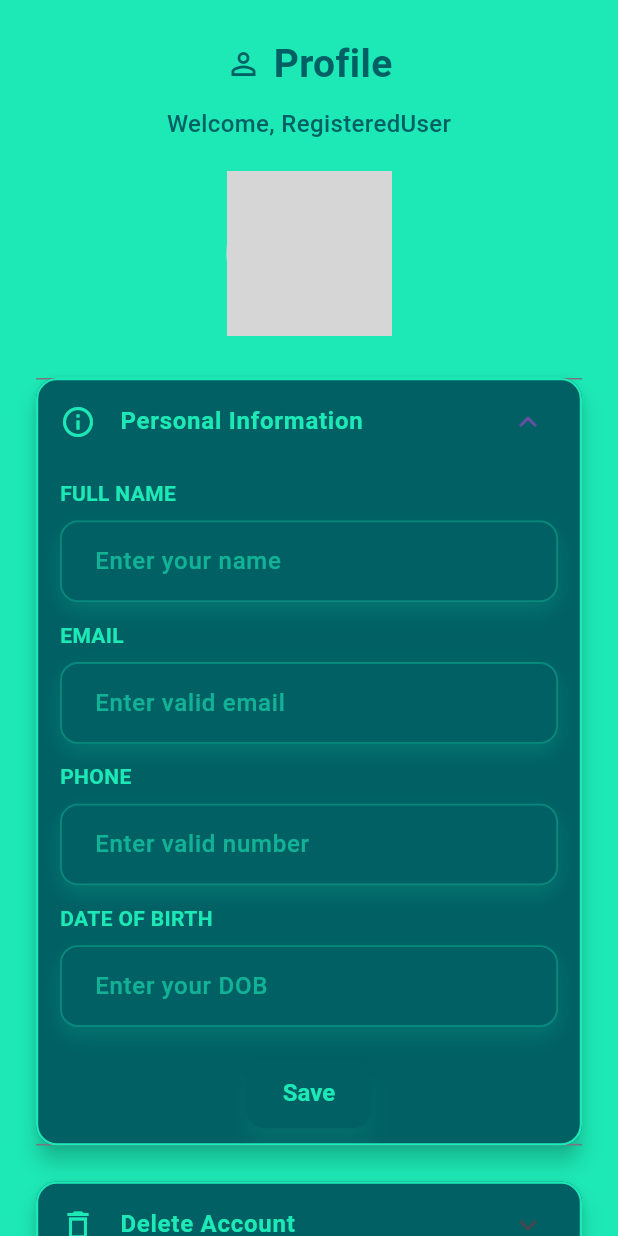
After one commit to GayathriAravind1986/sentinixEcommerce, a Flutter app: the ProfileScreen screen opened directly, after a tap on "Logout", after a tap on "Personal Information", on a phone screen of 412 x 824 dp. The commit adds this screen. Run offline on Flutter 3.47's test engine with Material 3 defaults, Android fonts, the phone set to English and light mode, and no system bars; drawn by our look-alikes of overlay_support; our stand-ins replace dio, flutter_bloc, image_picker, intl_phone_field, shared_preferences, slide_to_act; accounts and stored records are empty; Roboto replaces fonts that are missing (Montserrat); project files that could hold a hidden picture were left out; grey boxes are pictures that could not be loaded.

Commit message:
Profile page

```diff
--- /dev/null
+++ b/lib/UI/Profile/personal_info_section.dart
@@ -0,0 +1,135 @@
+import 'package:flutter/material.dart';
+import 'package:sentinix_ecommerce/Reusable/text_styles.dart';
+import 'package:sentinix_ecommerce/Reusable/space.dart';
+import 'package:sentinix_ecommerce/Reusable/color.dart';
+
+class PersonalInfoSection extends StatefulWidget {
+  const PersonalInfoSection({super.key});
+
+  @override
+  State<PersonalInfoSection> createState() => _PersonalInfoSectionState();
+}
+
+class _PersonalInfoSectionState extends State<PersonalInfoSection> {
+  final _formKey = GlobalKey<FormState>();
+
+  final TextEditingController _nameController = TextEditingController();
+  final TextEditingController _emailController = TextEditingController();
+  final TextEditingController _phoneController = TextEditingController();
+  final TextEditingController _dobController = TextEditingController();
+
+  @override
+  Widget build(BuildContext context) {
+    return Form(
+      key: _formKey,
+      child: Column(
+        children: [
+          _buildInputField(
+              label: 'FULL NAME',
+              controller: _nameController,
+              hint: 'Enter your name',
+              validator: (value) {
+                if (value == null || value.isEmpty) return 'Please enter Full Name';
+                return null;
+              }),
+          verticalSpace(height: 12),
+          _buildInputField(
+              label: 'EMAIL',
+              controller: _emailController,
+              hint: 'Enter valid email',
+              keyboardType: TextInputType.emailAddress,
+              validator: (value) {
+                if (value == null || value.isEmpty) return 'Please enter Email';
+                final emailRegex = RegExp(r'^[\w-\.]+@([\w-]+\.)+[\w-]{2,4}$');
+                return emailRegex.hasMatch(value) ? null : 'Enter valid email';
+              }),
+          verticalSpace(height: 12),
+          _buildInputField(
+              label: 'PHONE',
+              controller: _phoneController,
+              hint: 'Enter valid number',
+              keyboardType: TextInputType.phone,
+              validator: (value) {
+                if (value == null || value.isEmpty) return 'Please enter Phone';
+                if (!RegExp(r'^\d{10}$').hasMatch(value)) return 'Enter 10-digit number';
+                return null;
+              }),
+          verticalSpace(height: 12),
+          _buildInputField(
+              label: 'DATE OF BIRTH',
+              controller: _dobController,
+              hint: 'Enter your DOB',
+              validator: (value) {
+                if (value == null || value.isEmpty) return 'Please enter DOB';
+                return null;
+              }),
+          verticalSpace(height: 20),
+          ElevatedButton(
+            onPressed: () {
+              if (_formKey.currentState!.validate()) {
+                ScaffoldMessenger.of(context).showSnackBar(
+                  const SnackBar(content: Text("Profile Updated!")),
+                );
+              }
+            },
+            style: ElevatedButton.styleFrom(
+              backgroundColor: appSecondaryColor,
+              foregroundColor: appPrimaryColor,
+              padding: const EdgeInsets.symmetric(horizontal: 24, vertical: 14),
+              shape: RoundedRectangleBorder(borderRadius: BorderRadius.circular(12)),
+              textStyle: const TextStyle(fontSize: 16, fontWeight: FontWeight.bold),
+              elevation: 6,
+              shadowColor: appPrimaryColor.withOpacity(0.3),
+            ),
+            child: const Text('Save'),
+          )
+        ],
+      ),
+    );
+  }
+
+  Widget _buildInputField({
+    required String label,
+    required TextEditingController controller,
+    required String hint,
+    TextInputType keyboardType = TextInputType.text,
+    String? Function(String?)? validator,
+  }) {
+    return Column(
+      crossAxisAlignment: CrossAxisAlignment.start,
+      children: [
+        Text(label, style: MyTextStyle.f14(appPrimaryColor, weight: FontWeight.w600)),
+        verticalSpace(height: 8),
+        Container(
+          decoration: BoxDecoration(
+            color: appSecondaryColor,
+            borderRadius: BorderRadius.circular(12),
+            border: Border.all(color: appPrimaryColor.withOpacity(0.3), width: 1.2),
+            boxShadow: [
+              BoxShadow(
+                color: appPrimaryColor.withOpacity(0.15),
+                blurRadius: 10,
+                offset: const Offset(0, 6),
+              ),
+            ],
+          ),
+          child: TextFormField(
+            controller: controller,
+            keyboardType: keyboardType,
+            style: MyTextStyle.f16(appPrimaryColor),
+            validator: validator,
+            decoration: InputDecoration(
+              hintText: hint,
+              hintStyle: TextStyle(color: appPrimaryColor.withOpacity(0.6)),
+              border: OutlineInputBorder(
+                borderRadius: BorderRadius.circular(12),
+                borderSide: BorderSide.none,
+              ),
+              contentPadding: const EdgeInsets.symmetric(horizontal: 18, vertical: 14),
+            ),
+          ),
+        ),
+      ],
+    );
+  }
+}
--- /dev/null
+++ b/lib/UI/Profile/profile_screen.dart
@@ -0,0 +1,192 @@
+import 'package:flutter/material.dart';
+import 'package:image_picker/image_picker.dart';
+import 'dart:io';
+import 'package:sentinix_ecommerce/Reusable/color.dart';
+import 'package:sentinix_ecommerce/Reusable/image.dart';
+import 'package:sentinix_ecommerce/Reusable/text_styles.dart';
+import 'package:sentinix_ecommerce/Reusable/space.dart';
+import 'package:sentinix_ecommerce/UI/profile/profile_section_tile.dart';
+import 'package:sentinix_ecommerce/UI/profile/personal_info_section.dart';
+
+class ProfileScreen extends StatefulWidget {
+  const ProfileScreen({super.key});
+
+  @override
+  State<ProfileScreen> createState() => _ProfileScreenState();
+}
+
+class _ProfileScreenState extends State<ProfileScreen> {
+  File? _image;
+  final ImagePicker _picker = ImagePicker();
+  final String username = "RegisteredUser";
+
+  Future<void> _pickImage() async {
+    final pickedFile = await _picker.pickImage(source: ImageSource.gallery);
+    if (pickedFile != null) {
+      setState(() => _image = File(pickedFile.path));
+    }
+  }
+
+  Widget _buildConfirmationCard({
+    required String text,
+    required String confirmText,
+    required VoidCallback onConfirm,
+    required VoidCallback onCancel,
+    required IconData icon,
+  }) {
+    return Card(
+      elevation: 10,
+      color: appSecondaryColor,
+      shape: RoundedRectangleBorder(
+        borderRadius: BorderRadius.circular(16),
+        side: BorderSide(color: appPrimaryColor, width: 2),
+      ),
+      child: Padding(
+        padding: const EdgeInsets.all(20),
+        child: Column(
+          children: [
+            Text(
+              text,
+              style: MyTextStyle.f16(appPrimaryColor, weight: FontWeight.bold),
+              textAlign: TextAlign.center,
+            ),
+            verticalSpace(height: 16),
+            Row(
+              mainAxisAlignment: MainAxisAlignment.spaceEvenly,
+              children: [
+                ElevatedButton.icon(
+                  onPressed: onConfirm,
+                  style: ElevatedButton.styleFrom(
+                    backgroundColor: appPrimaryColor,
+                    foregroundColor: appSecondaryColor,
+                    padding: const EdgeInsets.symmetric(horizontal: 20, vertical: 12),
+                    shape: RoundedRectangleBorder(borderRadius: BorderRadius.circular(10)),
+                    elevation: 4,
+                    textStyle: const TextStyle(fontWeight: FontWeight.bold),
+                  ),
+                  icon: Icon(icon),
+                  label: Text(confirmText),
+                ),
+                ElevatedButton.icon(
+                  onPressed: onCancel,
+                  style: ElevatedButton.styleFrom(
+                    backgroundColor: appPrimaryColor,
+                    foregroundColor: appSecondaryColor,
+                    padding: const EdgeInsets.symmetric(horizontal: 20, vertical: 12),
+                    shape: RoundedRectangleBorder(borderRadius: BorderRadius.circular(10)),
+                    elevation: 4,
+                    textStyle: const TextStyle(fontWeight: FontWeight.bold),
+                  ),
+                  icon: const Icon(Icons.cancel),
+                  label: const Text("Cancel"),
+                ),
+              ],
+            ),
+          ],
+        ),
+      ),
+    );
+  }
+
+  @override
+  Widget build(BuildContext context) {
+    return Scaffold(
+      backgroundColor: appPrimaryColor,
+      body: SafeArea(
+        child: SingleChildScrollView(
+          padding: const EdgeInsets.symmetric(horizontal: 20, vertical: 24),
+          child: Column(
+            crossAxisAlignment: CrossAxisAlignment.center,
+            children: [
+              Row(
+                mainAxisAlignment: MainAxisAlignment.center,
+                children: [
+                  Icon(Icons.person_outline, color: appSecondaryColor),
+                  horizontalSpace(width: 8),
+                  Text(
+                    'Profile',
+                    style: MyTextStyle.f26(appSecondaryColor),
+                  ),
+                ],
+              ),
+              verticalSpace(height: 10),
+              Text(
+                'Welcome, $username',
+                style: MyTextStyle.f16(appSecondaryColor),
+              ),
+              verticalSpace(height: 20),
+              Stack(
+                alignment: Alignment.bottomRight,
+                children: [
+                  CircleAvatar(
+                    radius: 55,
+                    backgroundImage: _image != null
+                        ? FileImage(_image!)
+                        : AssetImage(Images.profileIcon) as ImageProvider,
+                  ),
+                  CircleAvatar(
+                    radius: 18,
+                    backgroundColor: appPrimaryColor,
+                    child: IconButton(
+                      icon: const Icon(Icons.edit, size: 18, color: appSecondaryColor),
+                      onPressed: _pickImage,
+                    ),
+                  ),
+                ],
+              ),
+              verticalSpace(height: 24),
+              AnimatedContainer(
+                duration: const Duration(milliseconds: 300),
+                curve: Curves.easeInOut,
+                child: ProfileSectionTile(
+                  title: 'Personal Information',
+                  icon: Icons.info_outline,
+                  child: const PersonalInfoSection(),
+                ),
+              ),
+              verticalSpace(height: 16),
+              AnimatedContainer(
+                duration: const Duration(milliseconds: 300),
+                curve: Curves.easeInOut,
+                child: ProfileSectionTile(
+                  title: 'Delete Account',
+                  icon: Icons.delete_outline,
+                  child: _buildConfirmationCard(
+                    text: 'Are you sure you want to delete your account permanently?',
+                    confirmText: 'Delete',
+                    icon: Icons.delete_outline,
+                    onConfirm: () {},
+                    onCancel: () {},
+                  ),
+                ),
+              ),
+              verticalSpace(height: 16),
+              AnimatedContainer(
+                duration: const Duration(milliseconds: 300),
+                curve: Curves.easeInOut,
+                child: ProfileSectionTile(
+                  title: 'Logout',
+                  icon: Icons.logout,
+                  child: _buildConfirmationCard(
+                    text: 'Do you want to logout from your account?',
+                    confirmText: 'Logout',
+                    icon: Icons.logout,
+                    onConfirm: () {},
+                    onCancel: () {},
+                  ),
+                ),
+              ),
+            ],
+          ),
+        ),
+      ),
+    );
+  }
+}
+
+void main() {
+  runApp(const MaterialApp(
+    debugShowCheckedModeBanner: false,
+    home: ProfileScreen(),
+  ));
+}
--- /dev/null
+++ b/lib/UI/Profile/profile_section_tile.dart
@@ -0,0 +1,52 @@
+import 'package:flutter/material.dart';
+import 'package:sentinix_ecommerce/Reusable/color.dart';
+import 'package:sentinix_ecommerce/Reusable/text_styles.dart';
+
+class ProfileSectionTile extends StatefulWidget {
+  final String title;
+  final Widget child;
+  final IconData icon;
+
+  const ProfileSectionTile({
+    super.key,
+    required this.title,
+    required this.child,
+    required this.icon,
+  });
+
+  @override
+  State<ProfileSectionTile> createState() => _ProfileSectionTileState();
+}
+
+class _ProfileSectionTileState extends State<ProfileSectionTile> {
+  bool _expanded = false;
+
+  @override
+  Widget build(BuildContext context) {
+    return Card(
+      elevation: 6,
+      color: appSecondaryColor,
+      shape: RoundedRectangleBorder(
+        borderRadius: BorderRadius.circular(14),
+        side: BorderSide(color: appPrimaryColor, width: 1.5),
+      ),
+      child: ExpansionTile(
+        initiallyExpanded: _expanded,
+        onExpansionChanged: (expanded) {
+          setState(() => _expanded = expanded);
+        },
+        leading: Icon(widget.icon, color: appPrimaryColor),
+        title: Text(
+          widget.title,
+          style: MyTextStyle.f16(appPrimaryColor, weight: FontWeight.bold),
+        ),
+        children: [
+          Padding(
+            padding: const EdgeInsets.symmetric(horizontal: 16, vertical: 10),
+            child: widget.child,
+          ),
+        ],
+      ),
+    );
+  }
+}
--- a/pubspec.yaml
+++ b/pubspec.yaml
@@ -51,6 +51,7 @@ dependencies:
   flutter_inappwebview: ^6.0.0
   intl_phone_field: ^3.2.0
   slide_to_act: ^2.0.0
+  image_picker: ^1.0.7
 dev_dependencies:
   flutter_test:
     sdk: flutter
```
Also changed, not shown: lib/Reusable/text_styles.dart (indentation only), pubspec.lock, 5 other files.
